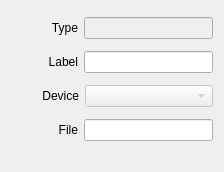
First picture: the form in Widgets/Inspector/InspectorMetadataWidget.ui, repository CasparCG/client, before the edit.
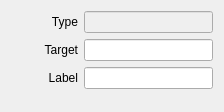
Second picture: the form after the edit.

Commit message: - Moved device list to output in the inspector. - Refactoring all items to support the new events. - Fixed blend mode bug in the CasparDevice.cpp.

```diff
--- a/Widgets/Inspector/InspectorMetadataWidget.ui
+++ b/Widgets/Inspector/InspectorMetadataWidget.ui
@@ -7,7 +7,7 @@
     <x>0</x>
     <y>0</y>
     <width>224</width>
-    <height>172</height>
+    <height>112</height>
    </rect>
   </property>
   <property name="sizePolicy">
@@ -54,6 +54,43 @@
      </item>
     </layout>
    </item>
+   <item>
+    <layout class="QHBoxLayout" name="horizontalLayoutTarget">
+     <item>
+      <spacer name="horizontalSpacerTarget">
+       <property name="orientation">
+        <enum>Qt::Horizontal</enum>
+       </property>
+       <property name="sizeType">
+        <enum>QSizePolicy::Fixed</enum>
+       </property>
+       <property name="sizeHint" stdset="0">
+        <size>
+         <width>32</width>
+         <height>20</height>
+        </size>
+       </property>
+      </spacer>
+     </item>
+     <item>
+      <widget class="QLabel" name="labelTarget">
+       <property name="text">
+        <string>Target</string>
+       </property>
+       <property name="alignment">
+        <set>Qt::AlignRight|Qt::AlignTrailing|Qt::AlignVCenter</set>
+       </property>
+      </widget>
+     </item>
+     <item>
+      <widget class="QLineEdit" name="lineEditTarget">
+       <property name="readOnly">
+        <bool>true</bool>
+       </property>
+      </widget>
+     </item>
+    </layout>
+   </item>
    <item>
     <layout class="QHBoxLayout" name="horizontalLayoutLabel">
      <item>
@@ -91,86 +128,6 @@
      </item>
     </layout>
    </item>
-   <item>
-    <layout class="QHBoxLayout" name="horizontalLayoutDevice">
-     <item>
-      <spacer name="horizontalSpacerDevice">
-       <property name="orientation">
-        <enum>Qt::Horizontal</enum>
-       </property>
-       <property name="sizeType">
-        <enum>QSizePolicy::Fixed</enum>
-       </property>
-       <property name="sizeHint" stdset="0">
-        <size>
-         <width>31</width>
-         <height>20</height>
-        </size>
-       </property>
-      </spacer>
-     </item>
-     <item>
-      <widget class="QLabel" name="labelDeviceName">
-       <property name="text">
-        <string>Device</string>
-       </property>
-       <property name="alignment">
-        <set>Qt::AlignRight|Qt::AlignTrailing|Qt::AlignVCenter</set>
-       </property>
-      </widget>
-     </item>
-     <item>
-      <widget class="QComboBox" name="comboBoxDevice">
-       <property name="enabled">
-        <bool>false</bool>
-       </property>
-       <property name="sizePolicy">
-        <sizepolicy hsizetype="Expanding" vsizetype="Fixed">
-         <horstretch>0</horstretch>
-         <verstretch>0</verstretch>
-        </sizepolicy>
-       </property>
-      </widget>
-     </item>
-    </layout>
-   </item>
-   <item>
-    <layout class="QHBoxLayout" name="horizontalLayoutFile">
-     <item>
-      <spacer name="horizontalSpacerFile">
-       <property name="orientation">
-        <enum>Qt::Horizontal</enum>
-       </property>
-       <property name="sizeType">
-        <enum>QSizePolicy::Fixed</enum>
-       </property>
-       <property name="sizeHint" stdset="0">
-        <size>
-         <width>47</width>
-         <height>20</height>
-        </size>
-       </property>
-      </spacer>
-     </item>
-     <item>
-      <widget class="QLabel" name="labelFile">
-       <property name="text">
-        <string>File</string>
-       </property>
-       <property name="alignment">
-        <set>Qt::AlignRight|Qt::AlignTrailing|Qt::AlignVCenter</set>
-       </property>
-      </widget>
-     </item>
-     <item>
-      <widget class="QLineEdit" name="lineEditFile">
-       <property name="readOnly">
-        <bool>true</bool>
-       </property>
-      </widget>
-     </item>
-    </layout>
-   </item>
    <item>
     <spacer name="verticalSpacerMetadata">
      <property name="orientation">
```
Left out of the diff: 39 changed lines with no effect on the pictures. The commit also changes 33 other files.
